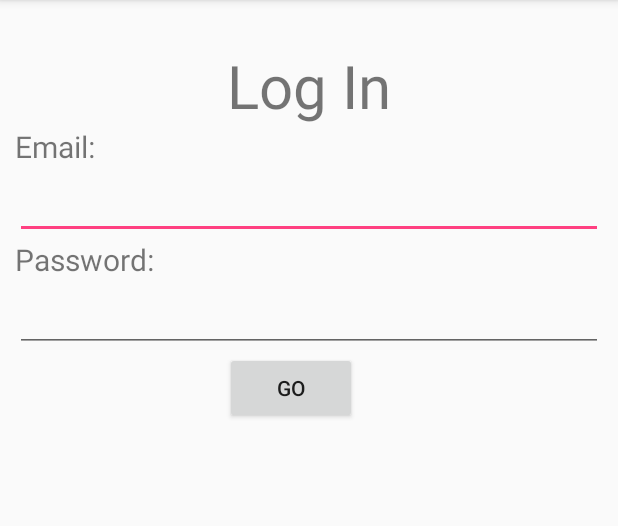
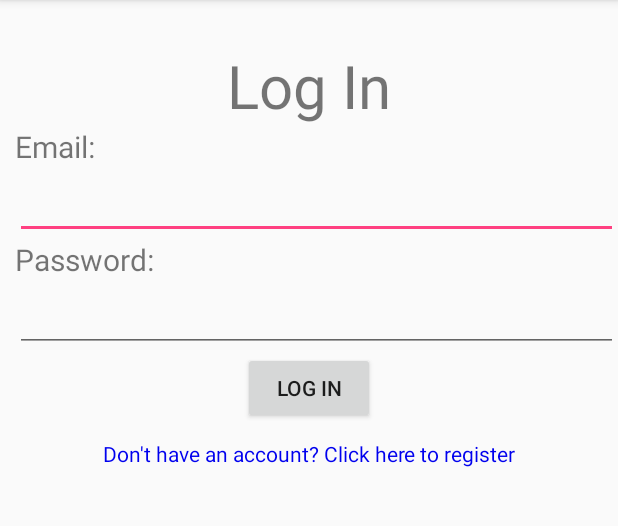
Before and after one commit to pmh192/Tourneynizer, an Android app: the screen it shows after launch (MainActivity), on a phone screen of 412 x 824 dp, the part 84-610 px from its top. Run offline under Robolectric (Android 15) with nearby library versions, the phone set to English and light mode, and no system bars.

Commit message:
Fixed issues brought up by reviewers
Got rid of hardcoded strings and placed them inside strings.xml
Added a relative layout to center log in button rather than using
margins
Added a register account button to allow users to create an account

```diff
--- a/android/app/src/main/java/com/tourneynizer/tourneynizer/MainActivity.java
+++ b/android/app/src/main/java/com/tourneynizer/tourneynizer/MainActivity.java
@@ -1,10 +1,9 @@
 package com.tourneynizer.tourneynizer;
 
+import android.os.Bundle;
 import android.support.v7.app.AppCompatActivity;
-import android.os.Bundle;
 import android.text.Editable;
 import android.view.View;
-import android.widget.Button;
 import android.widget.EditText;
 
 public class MainActivity extends AppCompatActivity {
@@ -13,7 +12,7 @@ public class MainActivity extends AppCompatActivity {
     protected void onCreate(Bundle savedInstanceState) {
         super.onCreate(savedInstanceState);
         setContentView(R.layout.activity_main);
-        Button loginButton = findViewById(R.id.loginButton);
+        View loginButton = findViewById(R.id.loginButton);
         loginButton.setOnClickListener(new View.OnClickListener() {
             @Override
             public void onClick(View view) {
@@ -24,5 +23,12 @@ public class MainActivity extends AppCompatActivity {
                 // if not, display error message
             }
         });
+        View registerAccountLink = findViewById(R.id.registerAccountLink);
+        registerAccountLink.setOnClickListener(new View.OnClickListener() {
+            @Override
+            public void onClick(View view) {
+                // switch activity to create account activity
+            }
+        });
     }
 }
--- a/android/app/src/main/res/layout/activity_main.xml
+++ b/android/app/src/main/res/layout/activity_main.xml
@@ -7,7 +7,7 @@
 	<TextView
 		android:layout_width="match_parent"
 		android:layout_height="wrap_content"
-		android:text="Log In"
+		android:text="@string/log_in"
 		android:textAlignment="center"
 		android:layout_marginTop="30dp"
 		android:textSize="40sp"/>
@@ -15,15 +15,15 @@
 	<TextView
 		android:layout_width="match_parent"
 		android:layout_height="wrap_content"
-		android:layout_marginHorizontal="10dp"
-		android:text="Email:"
+		android:layout_marginStart="10dp"
+		android:text="@string/emailPrompt"
 		android:textSize="20sp" />
 
 	<EditText
 		android:layout_width="match_parent"
 		android:layout_height="wrap_content"
 		android:inputType="textEmailAddress"
-		android:layout_marginHorizontal="10dp"
+		android:layout_marginStart="10dp"
 		android:textSize="20sp"
 		android:id="@+id/username"
 		/>
@@ -31,24 +31,42 @@
 	<TextView
 		android:layout_width="match_parent"
 		android:layout_height="wrap_content"
-		android:layout_marginHorizontal="10dp"
-		android:text="Password:"
+		android:layout_marginStart="10dp"
+		android:text="@string/passwordPrompt"
 		android:textSize="20sp" />
 
 	<EditText
 		android:layout_width="match_parent"
 		android:layout_height="wrap_content"
 		android:inputType="textPassword"
-		android:layout_marginHorizontal="10dp"
+		android:layout_marginStart="10dp"
 		android:textSize="20sp"
 		android:id="@+id/password"
 		/>
 
-	<Button
-		android:layout_width="wrap_content"
+	<RelativeLayout
+		android:layout_width="match_parent"
+		android:layout_height="wrap_content">
+
+        <Button
+			android:layout_width="wrap_content"
+			android:layout_height="wrap_content"
+			android:text="@string/log_in"
+            android:layout_centerInParent="true"
+			android:id="@+id/loginButton"
+		/>
+
+	</RelativeLayout>
+
+	<TextView
+		android:layout_width="match_parent"
 		android:layout_height="wrap_content"
-		android:text="GO"
-		android:layout_marginHorizontal="150dp"
-		android:id="@+id/loginButton"
+		android:text="@string/registerAccountPrompt"
+		android:textAlignment="center"
+        android:clickable="true"
+        android:focusable="true"
+		android:layout_marginTop="10dp"
+        android:textColor="@color/clickableText"
+        android:id="@+id/registerAccountLink"
 		/>
 </LinearLayout>
--- a/android/app/src/main/res/values/colors.xml
+++ b/android/app/src/main/res/values/colors.xml
@@ -3,4 +3,5 @@
     <color name="colorPrimary">#3F51B5</color>
     <color name="colorPrimaryDark">#303F9F</color>
     <color name="colorAccent">#FF4081</color>
+    <color name="clickableText">#0000EE</color>
 </resources>
--- a/android/app/src/main/res/values/strings.xml
+++ b/android/app/src/main/res/values/strings.xml
@@ -1,3 +1,8 @@
 <resources>
     <string name="app_name">Tourneynizer</string>
+    <string name="log_in">Log In</string>
+    <string name="emailPrompt">Email:</string>
+    <string name="passwordPrompt">Password:</string>
+    <string name="namePrompt">Name:</string>
+    <string name="registerAccountPrompt">Don\'t have an account? Click here to register</string>
 </resources>
```
